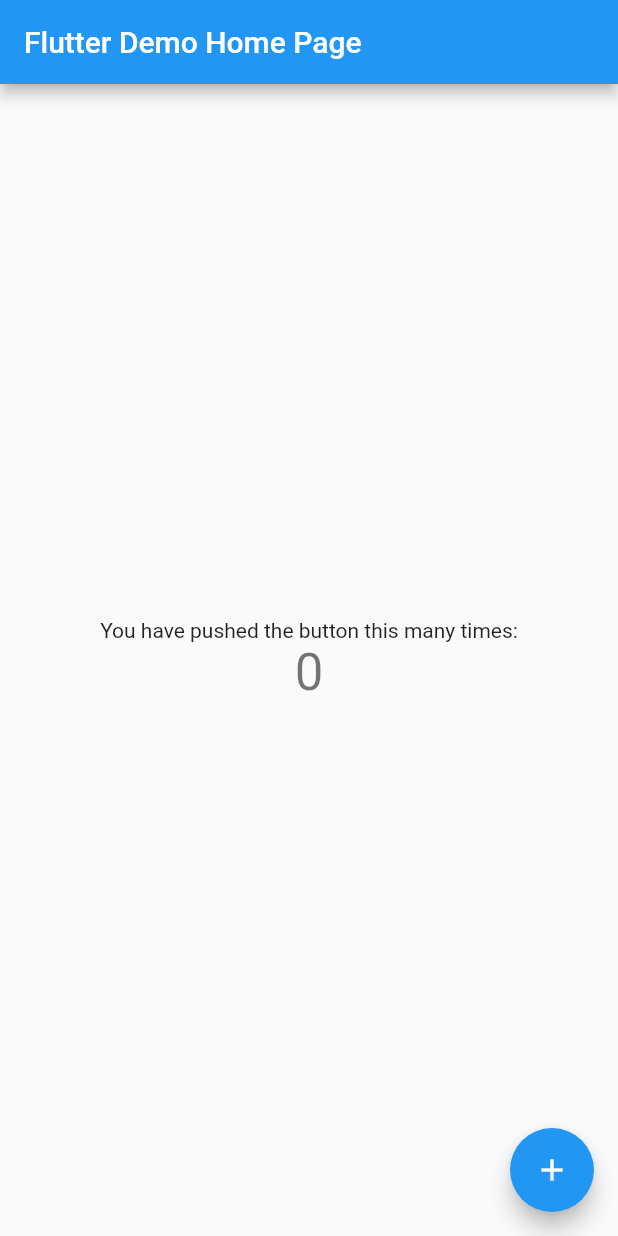
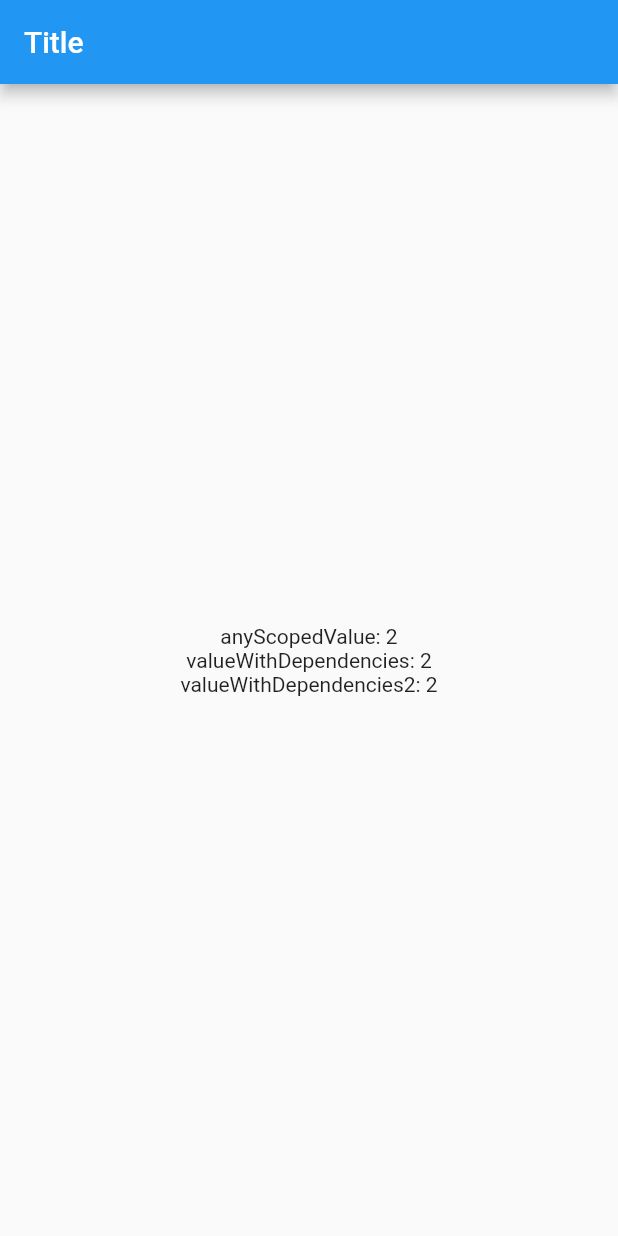
Before and after one commit to bakatsuyuki/flutter-playground, a Flutter app: the screen it shows after launch, on a phone screen of 412 x 824 dp. Run offline on Flutter 3.47's test engine with Material 2 defaults, Android fonts, the phone set to English and light mode, and no system bars; our stand-ins replace flutter_riverpod.

Commit message:
Test RiverPod Provider's dependencies

```diff
--- a/lib/main.dart
+++ b/lib/main.dart
@@ -1,7 +1,8 @@
 import 'package:flutter/material.dart';
+import 'package:flutter_riverpod/flutter_riverpod.dart';
 
 void main() {
-  runApp(const MyApp());
+  runApp(ProviderScope(child: const MyApp()));
 }
 
 class MyApp extends StatelessWidget {
@@ -13,103 +14,57 @@ class MyApp extends StatelessWidget {
     return MaterialApp(
       title: 'Flutter Demo',
       theme: ThemeData(
-        // This is the theme of your application.
-        //
-        // Try running your application with "flutter run". You'll see the
-        // application has a blue toolbar. Then, without quitting the app, try
-        // changing the primarySwatch below to Colors.green and then invoke
-        // "hot reload" (press "r" in the console where you ran "flutter run",
-        // or simply save your changes to "hot reload" in a Flutter IDE).
-        // Notice that the counter didn't reset back to zero; the application
-        // is not restarted.
         primarySwatch: Colors.blue,
       ),
-      home: const MyHomePage(title: 'Flutter Demo Home Page'),
+      home: ProviderScope(overrides: [
+        _anyScopedValue.overrideWithValue('2'),
+      ], child: const MyHomePage()),
     );
   }
 }
 
-class MyHomePage extends StatefulWidget {
-  const MyHomePage({Key? key, required this.title}) : super(key: key);
-
-  // This widget is the home page of your application. It is stateful, meaning
-  // that it has a State object (defined below) that contains fields that affect
-  // how it looks.
-
-  // This class is the configuration for the state. It holds the values (in this
-  // case the title) provided by the parent (in this case the App widget) and
-  // used by the build method of the State. Fields in a Widget subclass are
-  // always marked "final".
-
-  final String title;
+class MyHomePage extends ConsumerWidget {
+  const MyHomePage();
 
   @override
-  State<MyHomePage> createState() => _MyHomePageState();
-}
-
-class _MyHomePageState extends State<MyHomePage> {
-  int _counter = 0;
-
-  void _incrementCounter() {
-    setState(() {
-      // This call to setState tells the Flutter framework that something has
-      // changed in this State, which causes it to rerun the build method below
-      // so that the display can reflect the updated values. If we changed
-      // _counter without calling setState(), then the build method would not be
-      // called again, and so nothing would appear to happen.
-      _counter++;
-    });
-  }
-
-  @override
-  Widget build(BuildContext context) {
-    // This method is rerun every time setState is called, for instance as done
-    // by the _incrementCounter method above.
-    //
-    // The Flutter framework has been optimized to make rerunning build methods
-    // fast, so that you can just rebuild anything that needs updating rather
-    // than having to individually change instances of widgets.
+  Widget build(BuildContext context, WidgetRef ref) {
     return Scaffold(
       appBar: AppBar(
-        // Here we take the value from the MyHomePage object that was created by
-        // the App.build method, and use it to set our appbar title.
-        title: Text(widget.title),
+        title: Text('Title'),
       ),
       body: Center(
-        // Center is a layout widget. It takes a single child and positions it
-        // in the middle of the parent.
         child: Column(
-          // Column is also a layout widget. It takes a list of children and
-          // arranges them vertically. By default, it sizes itself to fit its
-          // children horizontally, and tries to be as tall as its parent.
-          //
-          // Invoke "debug painting" (press "p" in the console, choose the
-          // "Toggle Debug Paint" action from the Flutter Inspector in Android
-          // Studio, or the "Toggle Debug Paint" command in Visual Studio Code)
-          // to see the wireframe for each widget.
-          //
-          // Column has various properties to control how it sizes itself and
-          // how it positions its children. Here we use mainAxisAlignment to
-          // center the children vertically; the main axis here is the vertical
-          // axis because Columns are vertical (the cross axis would be
-          // horizontal).
           mainAxisAlignment: MainAxisAlignment.center,
-          children: <Widget>[
-            const Text(
-              'You have pushed the button this many times:',
+          children: [
+            Text('anyScopedValue: ${ref.watch(_anyScopedValue)}'),
+            Text(
+              'valueWithDependencies: ${ref.watch(_valueWithDependencies)}',
             ),
             Text(
-              '$_counter',
-              style: Theme.of(context).textTheme.headline4,
+              'valueWithDependencies2: ${ref.watch(_valueWithDependencies2)}',
             ),
+            // It's thrown error because not add dependency to _anyScopedValue
+            /*
+            Text(
+              '_valueNotDependScopedValue: ${ref.watch(_valueNotDependScopedValue)}',
+            ),*/
           ],
         ),
       ),
-      floatingActionButton: FloatingActionButton(
-        onPressed: _incrementCounter,
-        tooltip: 'Increment',
-        child: const Icon(Icons.add),
-      ), // This trailing comma makes auto-formatting nicer for build methods.
     );
   }
 }
+
+final _anyScopedValue = Provider((_) => '1');
+final _valueWithDependencies = Provider(
+  (ref) => ref.watch(_anyScopedValue),
+  dependencies: [_anyScopedValue],
+);
+final _valueWithDependencies2 = Provider(
+  (ref) => ref.watch(_valueWithDependencies),
+  dependencies: [_valueWithDependencies],
+);
+
+final _valueNotDependScopedValue = Provider(
+  (ref) => ref.watch(_anyScopedValue),
+);
```
Also changed, not shown: pubspec.lock.
